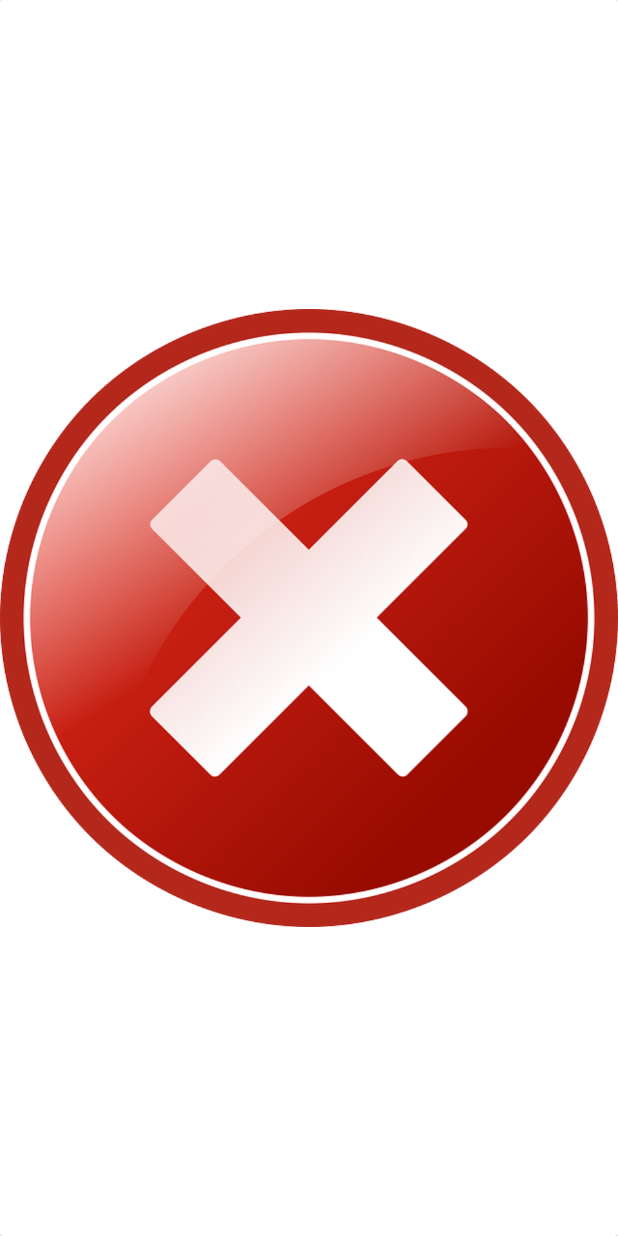
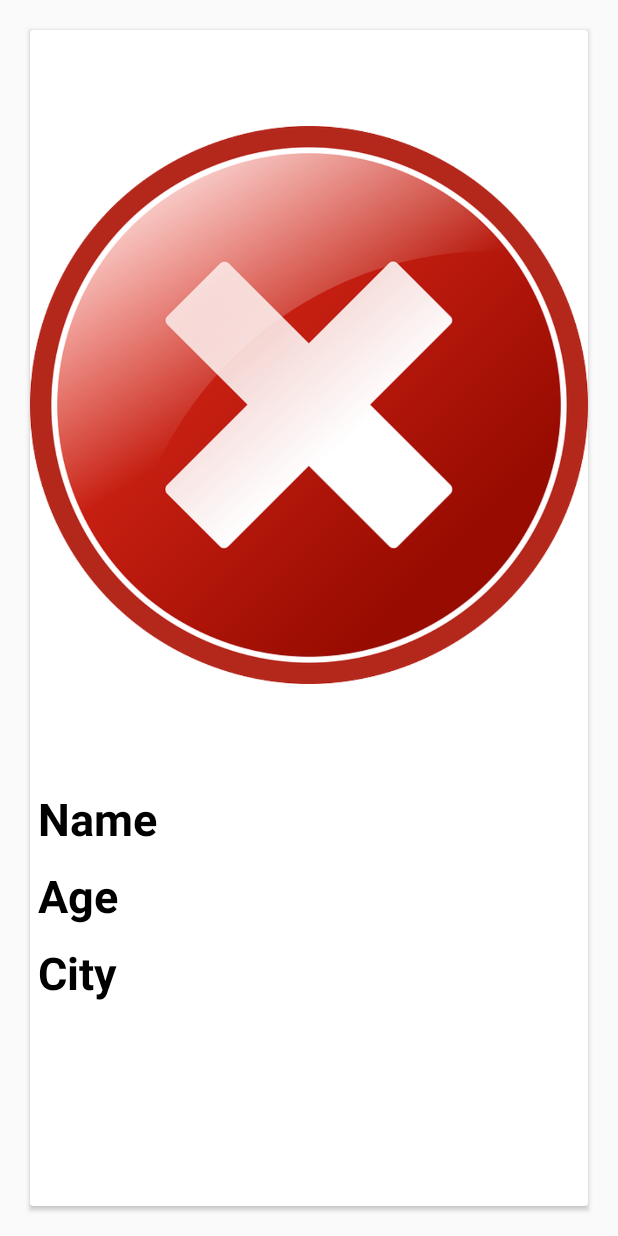
Before and after one commit to WhiteKr/SwipeU, an Android app: the layout item_card.xml on its own in the app's theme, with its tools: preview values and no code run, on a phone screen of 412 x 824 dp. Run offline under Robolectric (Android 15) with nearby library versions, the phone set to English and light mode, and no system bars.

Commit message:
Add name, age and city text info on the card

```diff
--- a/app/src/main/res/layout/item_card.xml
+++ b/app/src/main/res/layout/item_card.xml
@@ -1,12 +1,47 @@
 <?xml version="1.0" encoding="utf-8"?>
 <androidx.cardview.widget.CardView xmlns:android="http://schemas.android.com/apk/res/android"
 	android:layout_width="match_parent"
-	android:layout_height="match_parent">
+	android:layout_height="match_parent"
+	android:layout_margin="20dp">
 
-	<ImageView
-		android:id="@+id/profileImageArea"
+	<LinearLayout
 		android:layout_width="match_parent"
 		android:layout_height="match_parent"
-		android:src="@drawable/no" />
+		android:orientation="vertical">
+
+		<ImageView
+			android:id="@+id/profileImageArea"
+			android:layout_width="match_parent"
+			android:layout_height="500dp"
+			android:src="@drawable/no" />
+
+		<TextView
+			android:layout_width="wrap_content"
+			android:layout_height="wrap_content"
+			android:layout_margin="5dp"
+			android:text="Name"
+			android:textColor="@color/black"
+			android:textSize="30sp"
+			android:textStyle="bold" />
+
+		<TextView
+			android:layout_width="wrap_content"
+			android:layout_height="wrap_content"
+			android:layout_margin="5dp"
+			android:text="Age"
+			android:textColor="@color/black"
+			android:textSize="30sp"
+			android:textStyle="bold" />
+
+		<TextView
+			android:layout_width="wrap_content"
+			android:layout_height="wrap_content"
+			android:layout_margin="5dp"
+			android:text="City"
+			android:textColor="@color/black"
+			android:textSize="30sp"
+			android:textStyle="bold" />
+
+	</LinearLayout>
 
 </androidx.cardview.widget.CardView>
```
